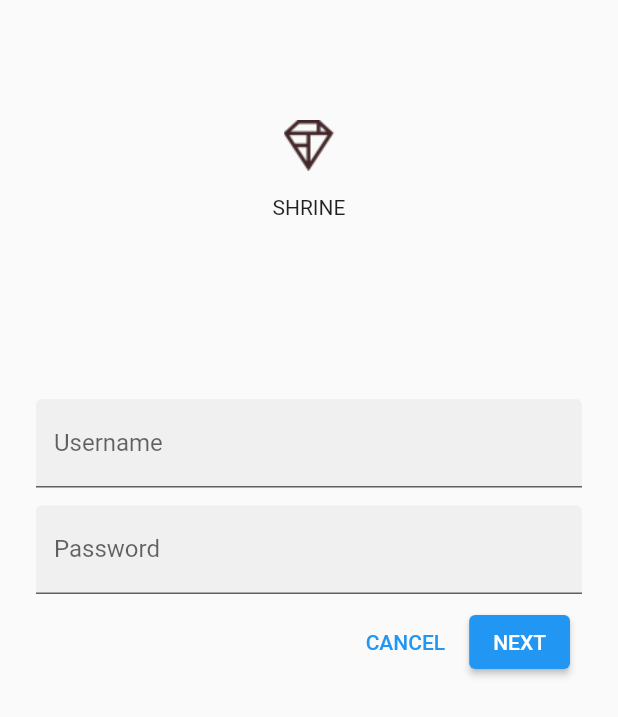
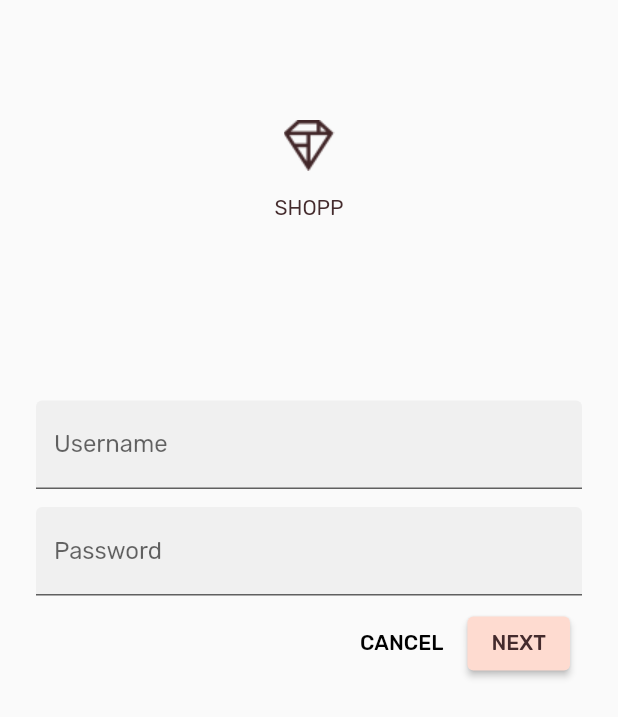
Before and after one commit to Asi-21/ShoppApp, a Flutter app: the screen it shows after launch, after a tap on "CANCEL", on a phone screen of 412 x 824 dp. Shown: the top 717 px of the screen. Run offline on Flutter 3.47's test engine with Material 2 defaults, Android fonts, the phone set to English and light mode, and no system bars.

Commit message:
added theme

```diff
--- a/lib/app.dart
+++ b/lib/app.dart
@@ -1,21 +1,9 @@
-// Copyright 2018-present the Flutter authors. All Rights Reserved.
-//
-// Licensed under the Apache License, Version 2.0 (the "License");
-// you may not use this file except in compliance with the License.
-// You may obtain a copy of the License at
-//
-// http://www.apache.org/licenses/LICENSE-2.0
-//
-// Unless required by applicable law or agreed to in writing, software
-// distributed under the License is distributed on an "AS IS" BASIS,
-// WITHOUT WARRANTIES OR CONDITIONS OF ANY KIND, either express or implied.
-// See the License for the specific language governing permissions and
-// limitations under the License.
 
 import 'package:flutter/material.dart';
 
 import 'home.dart';
 import 'login.dart';
+import 'colors.dart';
 
 // TODO: Convert ShrineApp to stateful widget (104)
 class ShrineApp extends StatelessWidget {
@@ -33,6 +21,7 @@ class ShrineApp extends StatelessWidget {
       initialRoute: '/login',
       onGenerateRoute: _getRoute,
       // TODO: Add a theme (103)
+      theme: _kShrineTheme,
     );
   }
 
@@ -50,4 +39,47 @@ class ShrineApp extends StatelessWidget {
 }
 
 // TODO: Build a Shrine Theme (103)
+// TODO: Build a Shrine Theme (103)
+final ThemeData _kShrineTheme = _buildShrineTheme();
+
+ThemeData _buildShrineTheme() {
+  final ThemeData base = ThemeData.light();
+  return base.copyWith(
+    colorScheme: base.colorScheme.copyWith(
+      primary: kShrinePink100,
+      onPrimary: kShrineBrown900,
+      secondary: kShrineBrown900,
+      error: kShrineErrorRed,
+    ),
+    // TODO: Add the text themes (103)
+    textTheme: _buildShrineTextTheme(base.textTheme),
+textSelectionTheme: const TextSelectionThemeData(
+  selectionColor: kShrinePink100,
+),
+    // TODO: Add the icon themes (103)
+    // TODO: Decorate the inputs (103)
+  );
+}
 // TODO: Build a Shrine Text Theme (103)
+TextTheme _buildShrineTextTheme(TextTheme base) {
+  return base.copyWith(
+    headline5: base.headline5!.copyWith(
+      fontWeight: FontWeight.w500,
+    ),
+    headline6: base.headline6!.copyWith(
+      fontSize: 18.0,
+    ),
+    caption: base.caption!.copyWith(
+      fontWeight: FontWeight.w400,
+      fontSize: 14.0,
+    ),
+    bodyText1: base.bodyText1!.copyWith(
+      fontWeight: FontWeight.w500,
+      fontSize: 16.0,
+    ),
+  ).apply(
+    fontFamily: 'Rubik',
+    displayColor: kShrineBrown900,
+    bodyColor: kShrineBrown900,
+  );
+}
--- /dev/null
+++ b/lib/colors.dart
@@ -0,0 +1,13 @@
+import 'package:flutter/material.dart';
+
+const kShrinePink50 = Color(0xFFFEEAE6);
+const kShrinePink100 = Color(0xFFFEDBD0);
+const kShrinePink300 = Color(0xFFFBB8AC);
+const kShrinePink400 = Color(0xFFEAA4A4);
+
+const kShrineBrown900 = Color(0xFF442B2D);
+
+const kShrineErrorRed = Color(0xFFC5032B);
+
+const kShrineSurfaceWhite = Color(0xFFFFFBFA);
+const kShrineBackgroundWhite = Colors.white;
--- a/lib/home.dart
+++ b/lib/home.dart
@@ -26,7 +26,8 @@ class HomePage extends StatelessWidget {
         // TODO: Adjust card heights (103)
         child: Column(
           // TODO: Center items on the card (103)
-          crossAxisAlignment: CrossAxisAlignment.start,
+
+          crossAxisAlignment: CrossAxisAlignment.center,
           children: <Widget>[
             AspectRatio(
               aspectRatio: 18 / 11,
@@ -41,21 +42,27 @@ class HomePage extends StatelessWidget {
                 padding: const EdgeInsets.fromLTRB(16.0, 12.0, 16.0, 8.0),
                 child: Column(
                   // TODO: Align labels to the bottom and center (103)
-                  crossAxisAlignment: CrossAxisAlignment.start,
+                   mainAxisAlignment: MainAxisAlignment.end,
+                  crossAxisAlignment: CrossAxisAlignment.center,
+
                   // TODO: Change innermost Column (103)
                   children: <Widget>[
-                    // TODO: Handle overflowing labels (103)
+                  // TODO: Handle overflowing labels (103)
                     Text(
                       product.name,
-                      style: theme.textTheme.headline6,
+                      style: theme.textTheme.button,
+                      softWrap: false,
+                      overflow: TextOverflow.ellipsis,
                       maxLines: 1,
                     ),
-                    const SizedBox(height: 8.0),
+                    const SizedBox(height: 4.0),
                     Text(
                       formatter.format(product.price),
-                      style: theme.textTheme.subtitle2,
+                      style: theme.textTheme.caption,
                     ),
+                    // End new code
                   ],
+
                 ),
               ),
             ),
@@ -81,7 +88,7 @@ class HomePage extends StatelessWidget {
             print('Menu button');
           },
         ),
-        title: const Text('SHRINE'),
+        title: const Text('SHOPP'),
         actions: <Widget>[
           IconButton(
             icon: const Icon(
--- a/lib/login.dart
+++ b/lib/login.dart
@@ -37,7 +37,7 @@ class _LoginPageState extends State<LoginPage> {
               children: <Widget>[
                 Image.asset('assets/diamond.png'),
                 const SizedBox(height: 16.0),
-                const Text('SHRINE'),
+                const Text('SHOPP'),
               ],
             ),
             const SizedBox(height: 120.0),
@@ -64,7 +64,11 @@ class _LoginPageState extends State<LoginPage> {
               children: <Widget>[
                 // TODO: Add a beveled rectangular border to CANCEL (103)
                 TextButton(
-                  child: const Text('CANCEL'),
+                  child: const Text('CANCEL',
+                  style: TextStyle(
+                    color: Colors.black
+                  ),)
+                  ,
                   onPressed: () {
                     _usernameController.clear();
                     _passwordController.clear();
--- a/pubspec.yaml
+++ b/pubspec.yaml
@@ -19,6 +19,12 @@ dev_dependencies:
 
 flutter:
   # TODO: Insert Fonts (103)
+  fonts:
+    - family: Rubik
+      fonts:
+        - asset: fonts/Rubik-Regular.ttf
+        - asset: fonts/Rubik-Medium.ttf
+          weight: 500
   uses-material-design: true
   assets:
     - assets/diamond.png
```
Also changed, not shown: lib/model/product.dart (+1 -13 lines).
